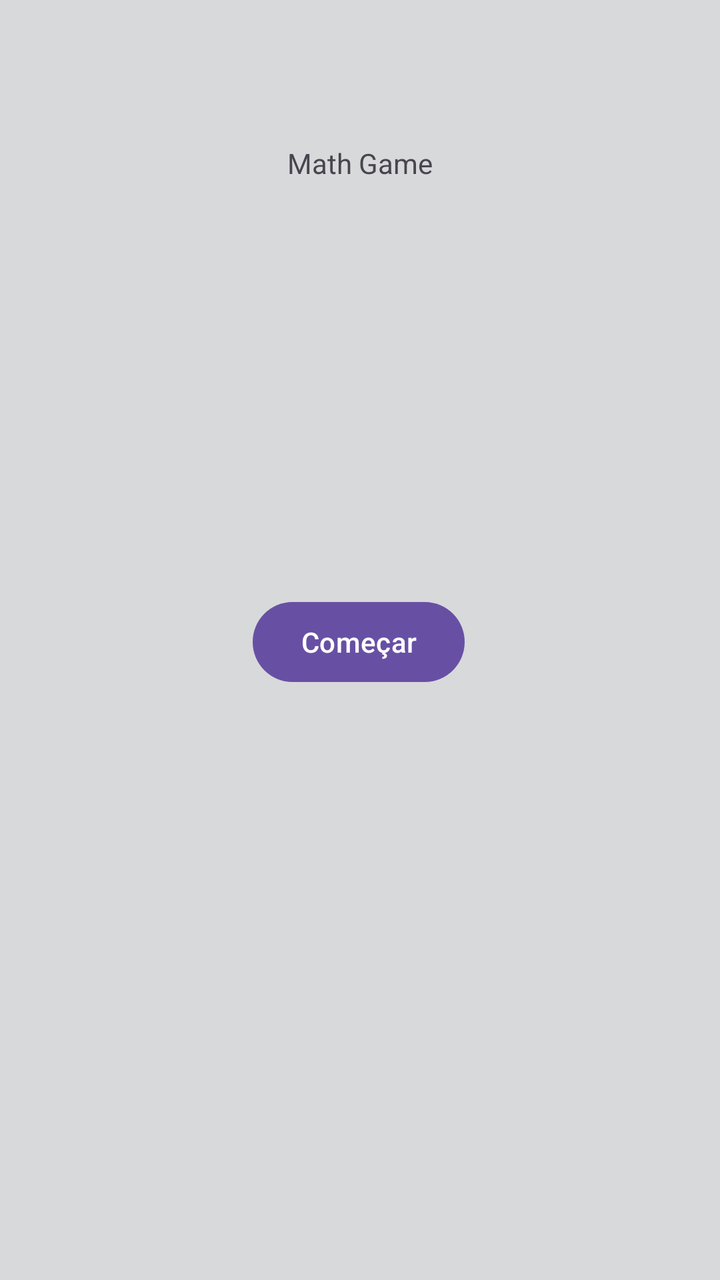
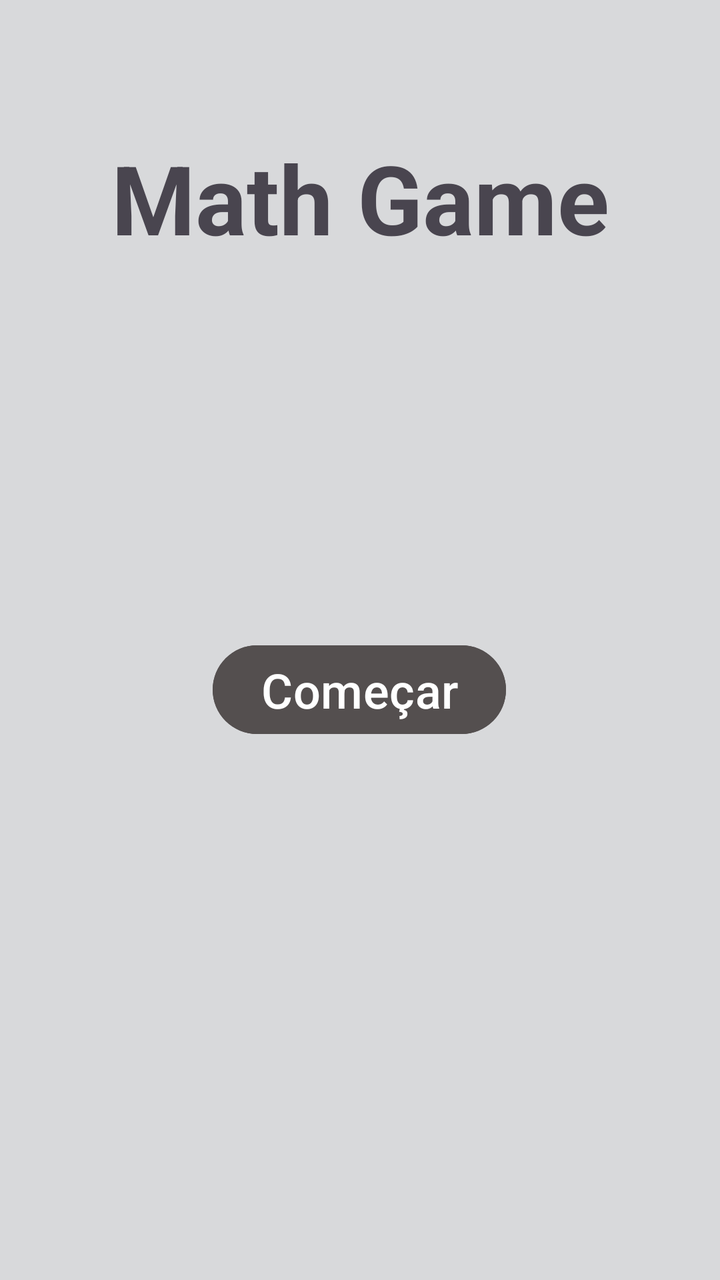

An Android layout rendered at two revisions. The XML below is the earlier revision; the diff shows what the commit changed to produce the second picture.
<!-- AndroidManifest.xml: application theme Theme.MathGame -->
<!-- res/layout/activity_main.xml -->
<?xml version="1.0" encoding="utf-8"?>
<androidx.constraintlayout.widget.ConstraintLayout xmlns:android="http://schemas.android.com/apk/res/android"
    xmlns:app="http://schemas.android.com/apk/res-auto"
    xmlns:tools="http://schemas.android.com/tools"
    android:id="@+id/main"
    android:layout_width="match_parent"
    android:layout_height="match_parent"
    android:background="#D8D9DB"
    tools:context=".MainActivity">

    <TextView
        android:id="@+id/textView"
        android:layout_width="wrap_content"
        android:layout_height="wrap_content"
        android:text="Math Game"
        app:layout_constraintBottom_toBottomOf="parent"
        app:layout_constraintEnd_toEndOf="parent"
        app:layout_constraintStart_toStartOf="parent"
        app:layout_constraintTop_toTopOf="parent"
        app:layout_constraintVertical_bias="0.116" />

    <Button
        android:id="@+id/button"
        android:layout_width="wrap_content"
        android:layout_height="wrap_content"
        android:onClick="startGame"
        android:text="Começar"
        app:layout_constraintBottom_toBottomOf="parent"
        app:layout_constraintEnd_toEndOf="parent"
        app:layout_constraintHorizontal_bias="0.498"
        app:layout_constraintStart_toStartOf="parent"
        app:layout_constraintTop_toBottomOf="@+id/textView"
        app:layout_constraintVertical_bias="0.411" />

</androidx.constraintlayout.widget.ConstraintLayout>
<!-- resources referenced by this layout -->
<resources>
  <style name="Theme.MathGame" parent="Base.Theme.MathGame" />
  <style name="Base.Theme.MathGame" parent="Theme.Material3.DayNight.NoActionBar">
          
          
      </style>
</resources>

<!-- the commit's change to res/layout/activity_main.xml (unified diff, before → after) -->
@@ -13,6 +13,8 @@
         android:layout_width="wrap_content"
         android:layout_height="wrap_content"
         android:text="Math Game"
+        android:textSize="48sp"
+        android:textStyle="bold"
         app:layout_constraintBottom_toBottomOf="parent"
         app:layout_constraintEnd_toEndOf="parent"
         app:layout_constraintStart_toStartOf="parent"
@@ -23,8 +25,10 @@
         android:id="@+id/button"
         android:layout_width="wrap_content"
         android:layout_height="wrap_content"
+        android:backgroundTint="#544F4F"
         android:onClick="startGame"
         android:text="Começar"
+        android:textSize="24sp"
         app:layout_constraintBottom_toBottomOf="parent"
         app:layout_constraintEnd_toEndOf="parent"
         app:layout_constraintHorizontal_bias="0.498"
